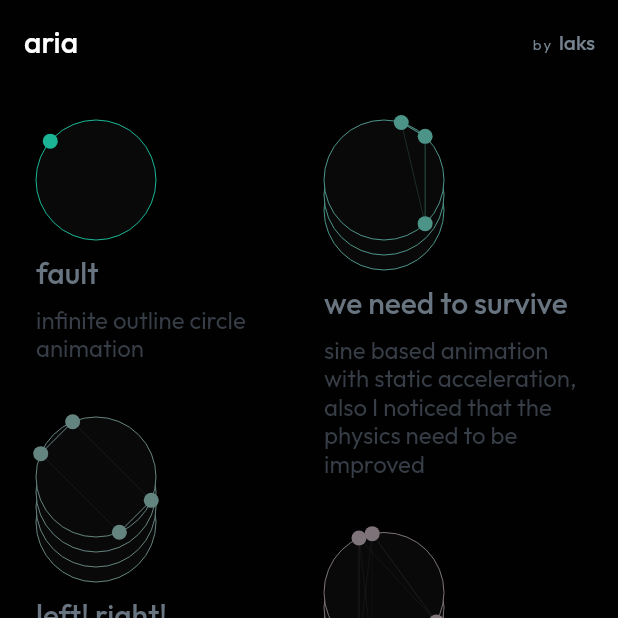
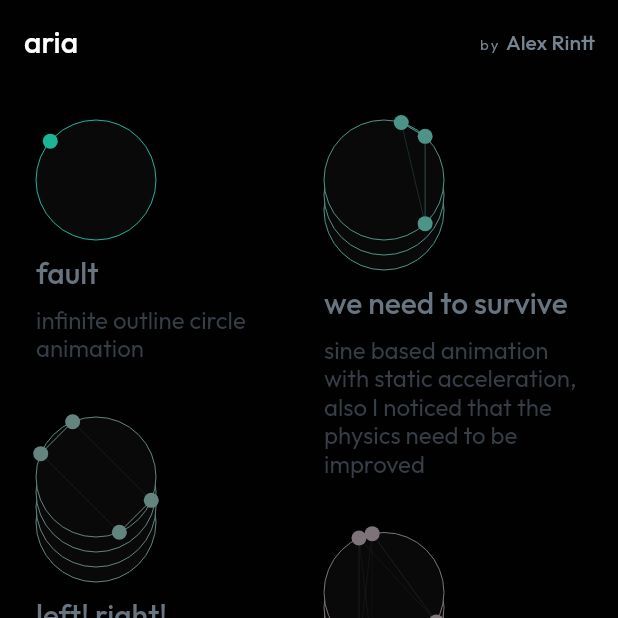
Before and after one commit to lakscastro/aria, a Flutter app: the screen it shows after launch, on a phone screen of 412 x 824 dp, the top half of it. Run offline on Flutter 3.47's test engine with Material 2 defaults, Android fonts, the phone set to English and light mode, and no system bars; our stand-ins replace dotted_border, equatable.

```diff
--- a/lib/const/links.dart
+++ b/lib/const/links.dart
@@ -1,4 +1,4 @@
-const kGithubRepository = 'https://github.com/lakscastro/aria';
+const kGithubRepository = 'https://github.com/alexrintt/aria';
 
 String generateAnimationLink(String filename) =>
     '$kGithubRepository/blob/master/lib/animations/$filename.dart';
--- a/lib/pages/home_page.dart
+++ b/lib/pages/home_page.dart
@@ -79,7 +79,7 @@ class _HomePageState extends State<HomePage> {
                   style: Theme.of(context).textTheme.overline,
                 ),
                 TextSpan(
-                  text: 'laks',
+                  text: 'Alex Rintt',
                   style: Theme.of(context).textTheme.bodyText1,
                 ),
               ],
@@ -165,7 +165,7 @@ class _HomePageState extends State<HomePage> {
                                 .copyWith(color: kBorderColor),
                           ),
                           TextSpan(
-                            text: 'laks ',
+                            text: 'Alex ',
                             style: context.textTheme.overline!
                                 .copyWith(color: kRedColor),
                           ),
```
Also changed, not shown: pubspec.yaml (+4 -5 lines), 8 other files.
